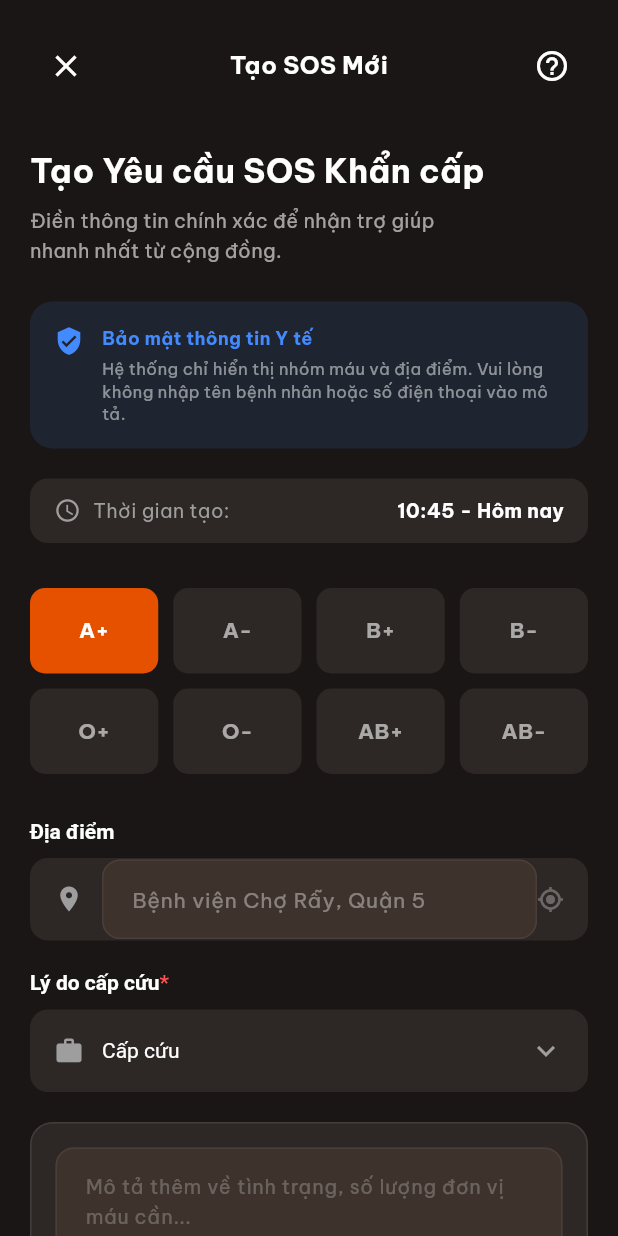
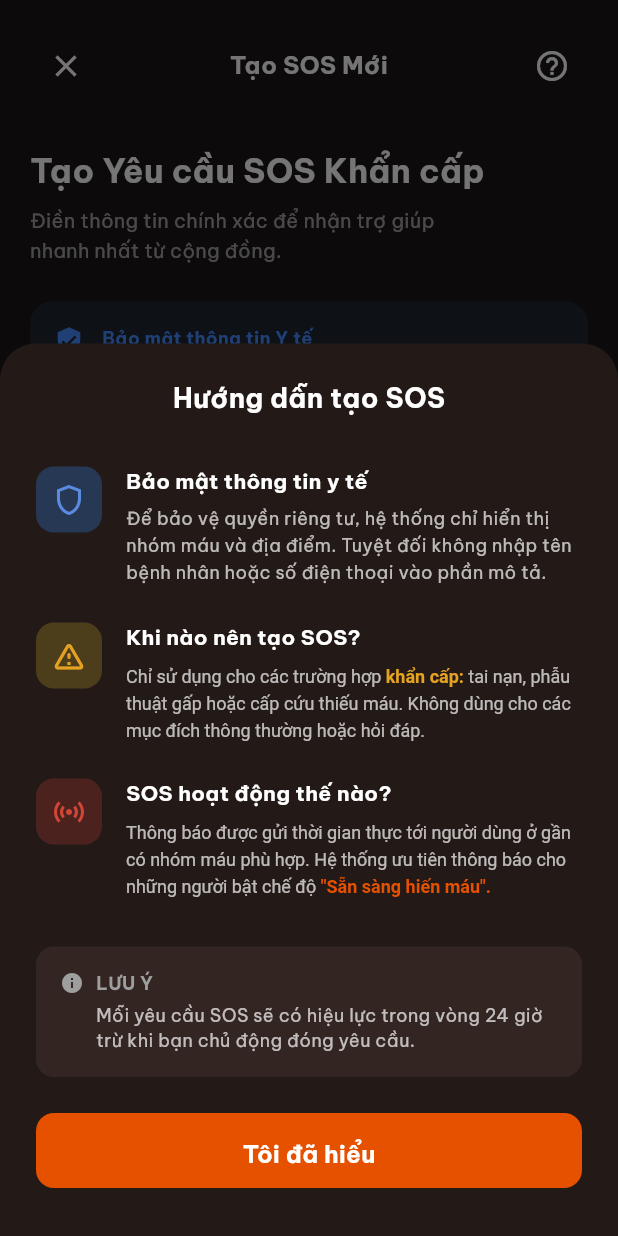
Before and after one commit to nguyen-tien-luc-dvelop23/donate_blood, a Flutter app: the SOSFormPage screen opened directly, after a tap on the "help outline" icon, on a phone screen of 412 x 824 dp. Run offline on Flutter 3.47's test engine with Material 3 defaults, Android fonts, the phone set to English and light mode, and no system bars; our stand-ins replace dio, flutter_map, geolocator, google_fonts, latlong2, pin_code_fields and 1 more; accounts and stored records are empty.

Commit message:
feat: Add SOS Guide Bottom Sheet and update form page

```diff
--- a/frontend/lib/features/sos/sos_form_page.dart
+++ b/frontend/lib/features/sos/sos_form_page.dart
@@ -1,6 +1,7 @@
 import 'package:flutter/material.dart';
 import '../../core/api/sos_service.dart';
 import 'sos_success_dialog.dart';
+import 'widgets/sos_guide_bottom_sheet.dart';
 
 class SOSFormPage extends StatefulWidget {
   const SOSFormPage({super.key});
@@ -49,7 +50,14 @@ class _SOSFormPageState extends State<SOSFormPage> {
                   ),
                   IconButton(
                     icon: const Icon(Icons.help_outline, color: Colors.white),
-                    onPressed: () {},
+                    onPressed: () {
+                      showModalBottomSheet(
+                        context: context,
+                        isScrollControlled: true,
+                        backgroundColor: Colors.transparent,
+                        builder: (context) => const SosGuideBottomSheet(),
+                      );
+                    },
                   ),
                 ],
               ),
--- /dev/null
+++ b/frontend/lib/features/sos/widgets/sos_guide_bottom_sheet.dart
@@ -0,0 +1,180 @@
+import 'package:flutter/material.dart';
+
+class SosGuideBottomSheet extends StatelessWidget {
+  const SosGuideBottomSheet({super.key});
+
+  @override
+  Widget build(BuildContext context) {
+    return Container(
+      decoration: const BoxDecoration(
+        color: Color(0xFF231A18), // Dark brownish color matching the design
+        borderRadius: BorderRadius.vertical(top: Radius.circular(24)),
+      ),
+      padding: const EdgeInsets.fromLTRB(24, 24, 24, 32), // Extra padding at bottom for safety
+      child: Column(
+        mainAxisSize: MainAxisSize.min, // Wrap content length
+        crossAxisAlignment: CrossAxisAlignment.start,
+        children: [
+          const Center(
+            child: Text(
+              'Hướng dẫn tạo SOS',
+              style: TextStyle(
+                color: Colors.white,
+                fontSize: 18,
+                fontWeight: FontWeight.bold,
+              ),
+            ),
+          ),
+          const SizedBox(height: 32),
+
+          // 1. Bảo mật
+          _buildGuideItem(
+            icon: Icons.shield_outlined,
+            iconBg: const Color(0xFF273855),
+            iconColor: const Color(0xFF5B8AE1),
+            title: 'Bảo mật thông tin y tế',
+            description: 'Để bảo vệ quyền riêng tư, hệ thống chỉ hiển thị nhóm máu và địa điểm. Tuyệt đối không nhập tên bệnh nhân hoặc số điện thoại vào phần mô tả.',
+          ),
+          const SizedBox(height: 24),
+
+          // 2. Khi nào nên tạo SOS
+          _buildGuideItem(
+            icon: Icons.warning_amber_rounded,
+            iconBg: const Color(0xFF4C3D1B),
+            iconColor: const Color(0xFFE5A122),
+            title: 'Khi nào nên tạo SOS?',
+            description: 'Chỉ sử dụng cho các trường hợp khẩn cấp: tai nạn, phẫu thuật gấp hoặc cấp cứu thiếu máu. Không dùng cho các mục đích thông thường hoặc hỏi đáp.',
+            highlight: 'khẩn cấp:',
+            highlightColor: const Color(0xFFE5A122),
+          ),
+          const SizedBox(height: 24),
+
+          // 3. Hoạt động thế nào
+          _buildGuideItem(
+            icon: Icons.sensors,
+            iconBg: const Color(0xFF4C221F),
+            iconColor: const Color(0xFFD24636),
+            title: 'SOS hoạt động thế nào?',
+            description: 'Thông báo được gửi thời gian thực tới người dùng ở gần có nhóm máu phù hợp. Hệ thống ưu tiên thông báo cho những người bật chế độ "Sẵn sàng hiến máu".',
+            highlight: '"Sẵn sàng hiến máu".',
+            highlightColor: const Color(0xFFE65100),
+          ),
+          const SizedBox(height: 32),
+
+          // Note box
+          Container(
+            padding: const EdgeInsets.all(16),
+            decoration: BoxDecoration(
+              color: const Color(0xFF332522),
+              borderRadius: BorderRadius.circular(12),
+            ),
+            child: Row(
+              crossAxisAlignment: CrossAxisAlignment.start,
+              children: [
+                const Icon(Icons.info, color: Colors.grey, size: 16),
+                const SizedBox(width: 8),
+                Expanded(
+                  child: Column(
+                    crossAxisAlignment: CrossAxisAlignment.start,
+                    children: [
+                      const Text(
+                        'LƯU Ý',
+                        style: TextStyle(color: Colors.grey, fontSize: 12, fontWeight: FontWeight.bold),
+                      ),
+                      const SizedBox(height: 4),
+                      Text(
+                        'Mỗi yêu cầu SOS sẽ có hiệu lực trong vòng 24 giờ trừ khi bạn chủ động đóng yêu cầu.',
+                        style: TextStyle(color: Colors.white70, fontSize: 12, height: 1.4),
+                      ),
+                    ],
+                  ),
+                ),
+              ],
+            ),
+          ),
+          const SizedBox(height: 24),
+
+          // Button
+          SizedBox(
+            width: double.infinity,
+            height: 50,
+            child: ElevatedButton(
+              onPressed: () => Navigator.pop(context),
+              style: ElevatedButton.styleFrom(
+                backgroundColor: const Color(0xFFE65100),
+                shape: RoundedRectangleBorder(borderRadius: BorderRadius.circular(12)),
+              ),
+              child: const Text(
+                'Tôi đã hiểu',
+                style: TextStyle(color: Colors.white, fontWeight: FontWeight.bold, fontSize: 16),
+              ),
+            ),
+          ),
+        ],
+      ),
+    );
+  }
+
+  Widget _buildGuideItem({
+    required IconData icon,
+    required Color iconBg,
+    required Color iconColor,
+    required String title,
+    required String description,
+    String? highlight,
+    Color? highlightColor,
+  }) {
+    return Row(
+      crossAxisAlignment: CrossAxisAlignment.start,
+      children: [
+        Container(
+          padding: const EdgeInsets.all(10),
+          decoration: BoxDecoration(
+            color: iconBg,
+            borderRadius: BorderRadius.circular(12),
+          ),
+          child: Icon(icon, color: iconColor, size: 24),
+        ),
+        const SizedBox(width: 16),
+        Expanded(
+          child: Column(
+            crossAxisAlignment: CrossAxisAlignment.start,
+            children: [
+              Text(
+                title,
+                style: const TextStyle(color: Colors.white, fontSize: 14, fontWeight: FontWeight.bold),
+              ),
+              const SizedBox(height: 6),
+              _buildRichDescription(description, highlight, highlightColor),
+            ],
+          ),
+        ),
+      ],
+    );
+  }
+
+  Widget _buildRichDescription(String description, String? highlight, Color? highlightColor) {
+    if (highlight == null || highlightColor == null || !description.contains(highlight)) {
+      return Text(
+        description,
+        style: const TextStyle(color: Colors.white70, fontSize: 12, height: 1.5),
+      );
+    }
+
+    final parts = description.split(highlight);
+
+    return RichText(
+      text: TextSpan(
+        style: const TextStyle(color: Colors.white70, fontSize: 12, height: 1.5),
+        children: [
+          TextSpan(text: parts[0]),
+          TextSpan(
+            text: highlight,
+            style: TextStyle(color: highlightColor, fontWeight: FontWeight.bold),
+          ),
+          if (parts.length > 1) TextSpan(text: parts[1]),
+        ],
+      ),
+    );
+  }
+}
```
